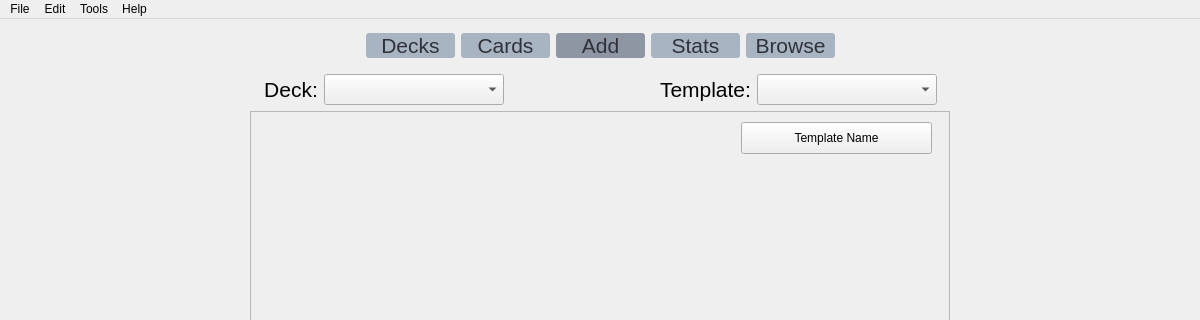
This is addcard.ui in Drewfett/FlashcardsNEA as Qt 5 draws it before an edit; both pictures show x 0 to 1200 and y 0 to 320 of the 1200 by 800 pixel window. The edited form follows.
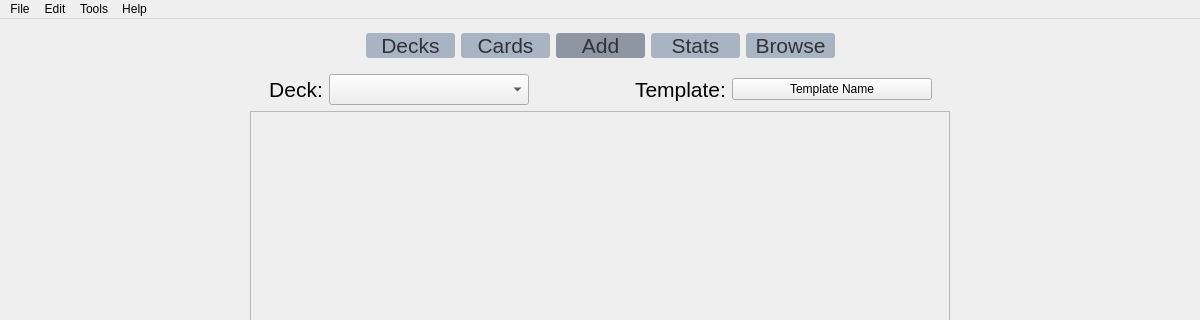
This is the edited form.

What changed in the file:
```diff
--- a/addcard.ui
+++ b/addcard.ui
@@ -275,7 +275,7 @@
         </property>
         <property name="minimumSize">
          <size>
-          <width>180</width>
+          <width>200</width>
           <height>0</height>
          </size>
         </property>
@@ -294,7 +294,7 @@
         </property>
         <property name="sizeHint" stdset="0">
          <size>
-          <width>150</width>
+          <width>100</width>
           <height>20</height>
          </size>
         </property>
@@ -314,21 +314,15 @@
        </widget>
       </item>
       <item>
-       <widget class="QComboBox" name="templatesbox">
-        <property name="sizePolicy">
-         <sizepolicy hsizetype="Minimum" vsizetype="Fixed">
-          <horstretch>0</horstretch>
-          <verstretch>0</verstretch>
-         </sizepolicy>
-        </property>
+       <widget class="QPushButton" name="templatesbutton">
         <property name="minimumSize">
          <size>
-          <width>180</width>
+          <width>200</width>
           <height>0</height>
          </size>
         </property>
-        <property name="styleSheet">
-         <string notr="true">font: 14pt;</string>
+        <property name="text">
+         <string>Template Name</string>
         </property>
        </widget>
       </item>
@@ -400,19 +394,6 @@
          <property name="styleSheet">
           <string notr="true"/>
          </property>
-         <widget class="QPushButton" name="templatesbutton">
-          <property name="geometry">
-           <rect>
-            <x>490</x>
-            <y>10</y>
-            <width>191</width>
-            <height>32</height>
-           </rect>
-          </property>
-          <property name="text">
-           <string>Template Name</string>
-          </property>
-         </widget>
         </widget>
        </widget>
       </item>
```
Left out of the diff: 3 changed lines with no effect on the pictures.
